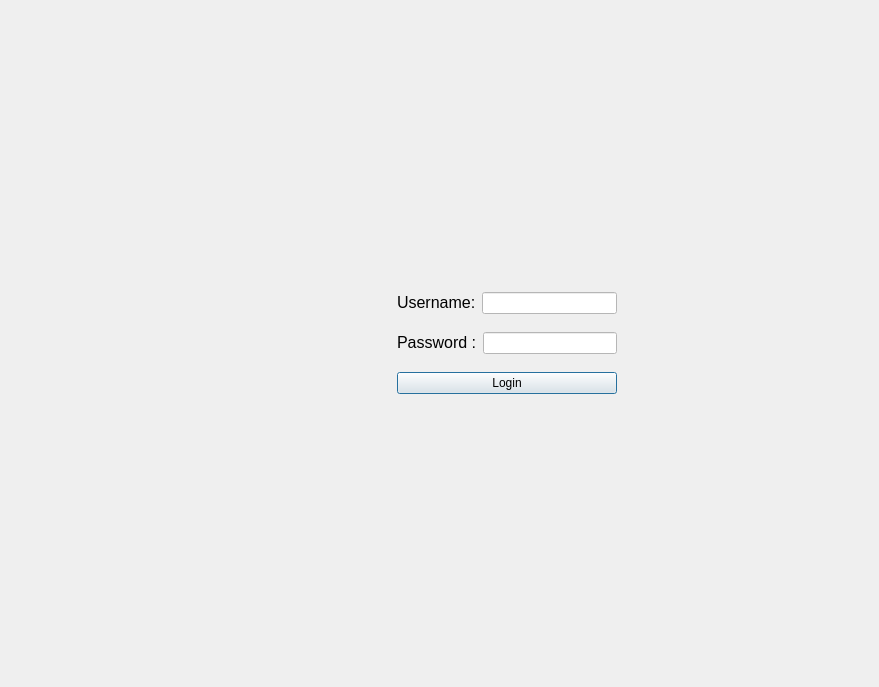
Qt form src/qt/forms/employeemanager.ui (SyndicateLabs/SyndicateQT) before a commit.
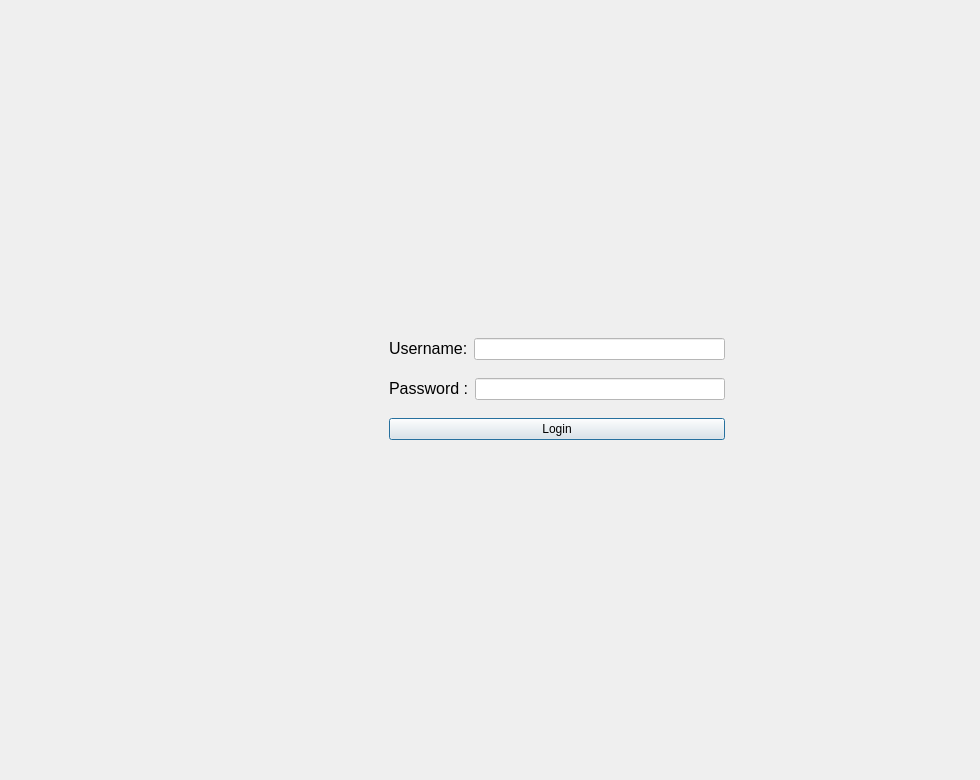
The same form after that commit. The open tabs and pages were chosen to show the change. Icons and pictures are not drawn.

What changed in the file:
```diff
--- a/src/qt/forms/employeemanager.ui
+++ b/src/qt/forms/employeemanager.ui
@@ -6,8 +6,8 @@
    <rect>
     <x>0</x>
     <y>0</y>
-    <width>879</width>
-    <height>687</height>
+    <width>980</width>
+    <height>780</height>
    </rect>
   </property>
   <property name="sizePolicy">
@@ -77,7 +77,7 @@
          </property>
          <property name="sizeHint" stdset="0">
           <size>
-           <width>234</width>
+           <width>165</width>
            <height>20</height>
           </size>
          </property>
@@ -119,7 +119,7 @@
               <widget class="QLineEdit" name="loginusername">
                <property name="minimumSize">
                 <size>
-                 <width>134</width>
+                 <width>250</width>
                  <height>0</height>
                 </size>
                </property>
@@ -143,7 +143,7 @@
               <widget class="QLineEdit" name="loginpassword">
                <property name="minimumSize">
                 <size>
-                 <width>134</width>
+                 <width>250</width>
                  <height>0</height>
                 </size>
                </property>
@@ -179,7 +179,7 @@
          </property>
          <property name="sizeHint" stdset="0">
           <size>
-           <width>234</width>
+           <width>186</width>
            <height>20</height>
           </size>
          </property>
```
Left out of the diff: 2 changed lines with no effect on the pictures.
